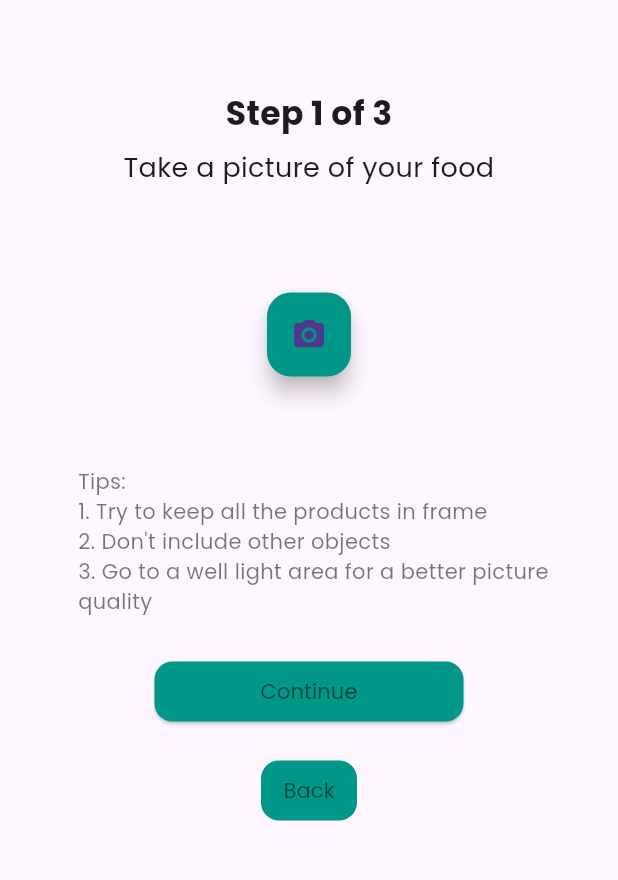
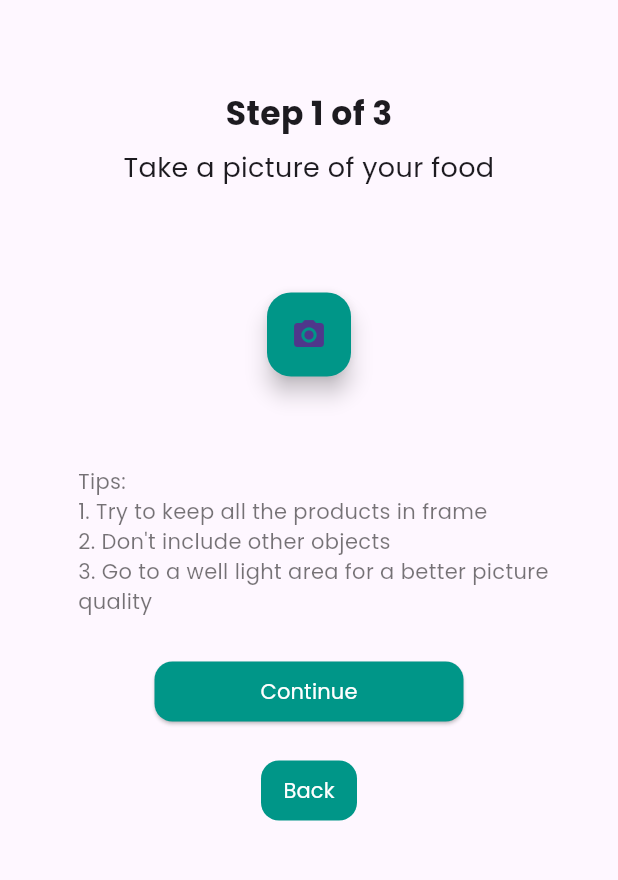
Before and after one commit to dragdark9/home_food_made_easy, a Flutter app: the FirstStepPage screen opened directly, on a phone screen of 412 x 824 dp, the part 216-1096 px from its top. Run offline on Flutter 3.47's test engine with Material 3 defaults, Android fonts, the light colour scheme and no system bars.

Commit message:
Small button change

```diff
--- a/ingredient_app/lib/first_step_page.dart
+++ b/ingredient_app/lib/first_step_page.dart
@@ -86,7 +86,7 @@ class FirstStepPage extends StatelessWidget {
                       child: const Text(
                         'Continue',
                         style: TextStyle(
-                          color: Colors.black54,
+                          color: Colors.white,
                         ),
                       ),
                       ),
@@ -107,7 +107,7 @@ class FirstStepPage extends StatelessWidget {
                       child: const Text(
                         'Back',
                         style: TextStyle(
-                          color: Colors.black54,
+                          color: Colors.white,
                         ),
                       ),
                     ),
```
